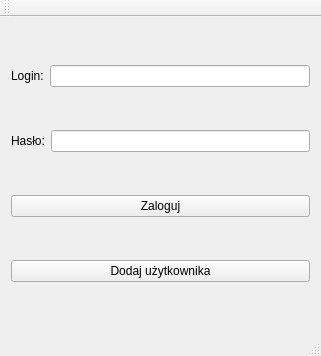
Qt form src/ui_include/mainwindow.ui (bachanekkamil/ZPR) before a commit.
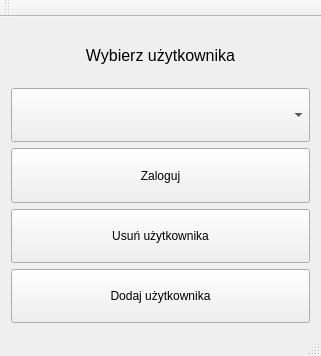
The same form after that commit.

Diff of the .ui file:
```diff
--- a/src/ui_include/mainwindow.ui
+++ b/src/ui_include/mainwindow.ui
@@ -22,42 +22,64 @@
   <widget class="QWidget" name="centralWidget">
    <layout class="QVBoxLayout" name="verticalLayout">
     <item>
-     <layout class="QHBoxLayout" name="horizontalLayoutLogin">
-      <item>
-       <widget class="QLabel" name="labelLogin">
-        <property name="text">
-         <string>Login:</string>
-        </property>
-       </widget>
-      </item>
-      <item>
-       <widget class="QLineEdit" name="lineEditLogin"/>
-      </item>
-     </layout>
+     <widget class="QLabel" name="labelChooseUser">
+      <property name="font">
+       <font>
+        <pointsize>12</pointsize>
+       </font>
+      </property>
+      <property name="text">
+       <string>Wybierz użytkownika</string>
+      </property>
+      <property name="alignment">
+       <set>Qt::AlignCenter</set>
+      </property>
+     </widget>
     </item>
     <item>
-     <layout class="QHBoxLayout" name="horizontalLayoutPassword">
-      <item>
-       <widget class="QLabel" name="labelPassword">
-        <property name="text">
-         <string>Hasło:</string>
-        </property>
-       </widget>
-      </item>
-      <item>
-       <widget class="QLineEdit" name="lineEditPassword"/>
-      </item>
-     </layout>
+     <widget class="QComboBox" name="comboBoxChooseUser">
+      <property name="sizePolicy">
+       <sizepolicy hsizetype="Preferred" vsizetype="Preferred">
+        <horstretch>0</horstretch>
+        <verstretch>0</verstretch>
+       </sizepolicy>
+      </property>
+     </widget>
     </item>
     <item>
      <widget class="QPushButton" name="pushButtonLogin">
+      <property name="sizePolicy">
+       <sizepolicy hsizetype="Minimum" vsizetype="Preferred">
+        <horstretch>0</horstretch>
+        <verstretch>0</verstretch>
+       </sizepolicy>
+      </property>
       <property name="text">
        <string>Zaloguj</string>
       </property>
      </widget>
     </item>
+    <item>
+     <widget class="QPushButton" name="pushButtonDeleteUser">
+      <property name="sizePolicy">
+       <sizepolicy hsizetype="Minimum" vsizetype="Preferred">
+        <horstretch>0</horstretch>
+        <verstretch>0</verstretch>
+       </sizepolicy>
+      </property>
+      <property name="text">
+       <string>Usuń użytkownika</string>
+      </property>
+     </widget>
+    </item>
     <item>
      <widget class="QPushButton" name="pushButtonAddUser">
+      <property name="sizePolicy">
+       <sizepolicy hsizetype="Minimum" vsizetype="Preferred">
+        <horstretch>0</horstretch>
+        <verstretch>0</verstretch>
+       </sizepolicy>
+      </property>
       <property name="text">
        <string>Dodaj użytkownika</string>
       </property>
```
